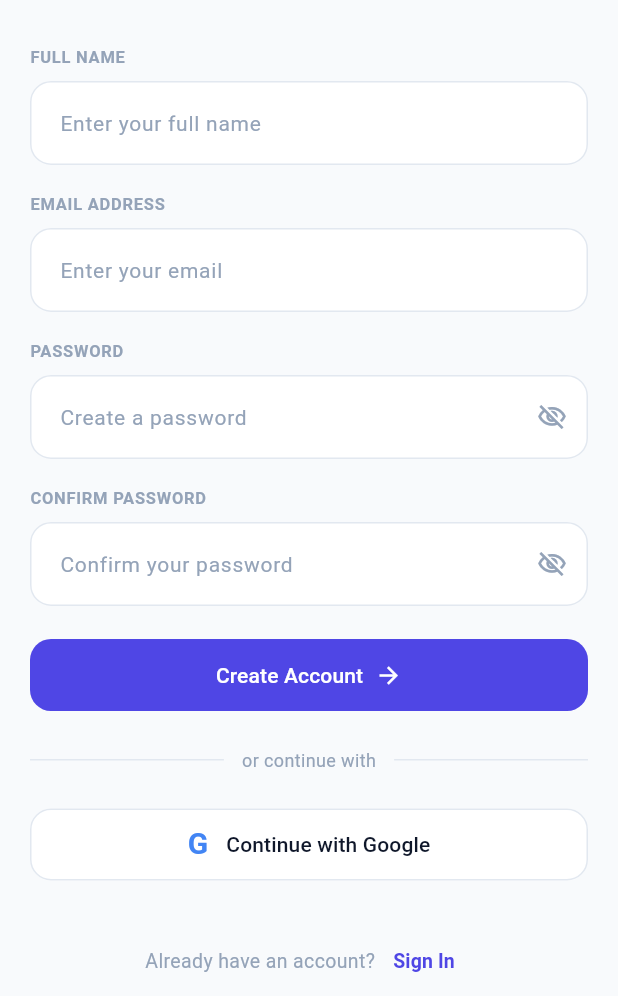
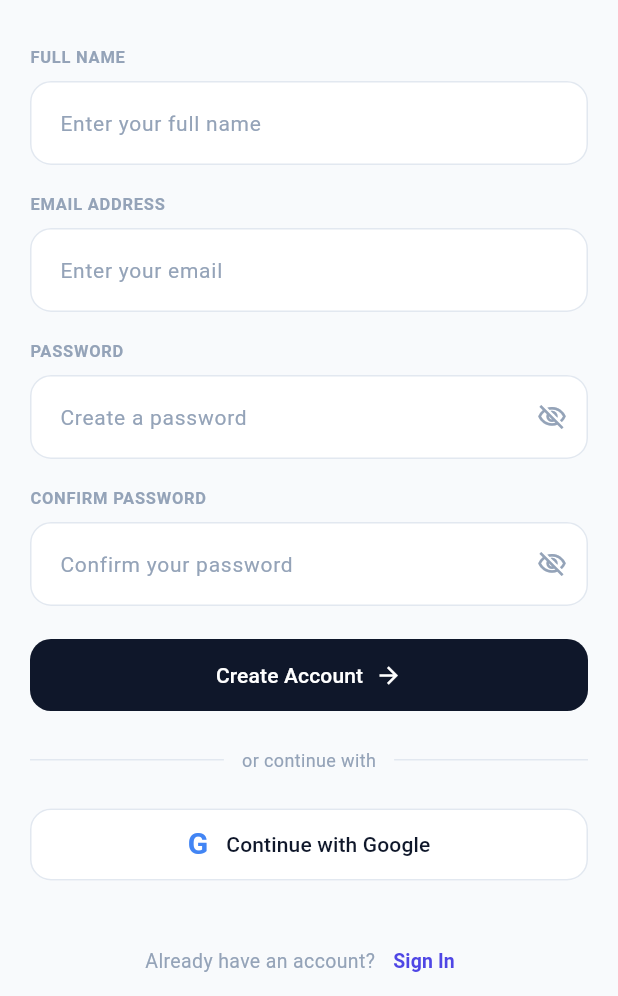
Before and after one commit to TanvirAlHasib/firebase_practice, a Flutter app: the SignupScreen screen opened directly, on a phone screen of 412 x 824 dp, the part 240-1236 px from its top. Run offline on Flutter 3.47's test engine with Material 3 defaults, Android fonts, the phone set to English and light mode, and no system bars; our stand-ins replace firebase_core; accounts and stored records are empty.

Commit message:
changed button color

```diff
--- a/lib/screens/signup_screen.dart
+++ b/lib/screens/signup_screen.dart
@@ -274,14 +274,9 @@ class _SignupScreenState extends State<SignupScreen> {
                                 : () {
                               if (formKey.currentState!.validate()) {
 
-                                final name =
-                                nameController.text.trim();
-
-                                final email =
-                                emailController.text.trim();
-
-                                final password =
-                                    passwordController.text;
+                                final name = nameController.text.trim();
+                                final email = emailController.text.trim();
+                                final password = passwordController.text;
 
                                 // TODO: Implement Firebase Registration
                               }
@@ -289,7 +284,7 @@ class _SignupScreenState extends State<SignupScreen> {
 
                             style: ElevatedButton.styleFrom(
                               backgroundColor:
-                              const Color(0xFF4F46E5),
+                              Color(Colours.buttonColor),
                               foregroundColor: Colors.white,
                               elevation: 0,
 
```
